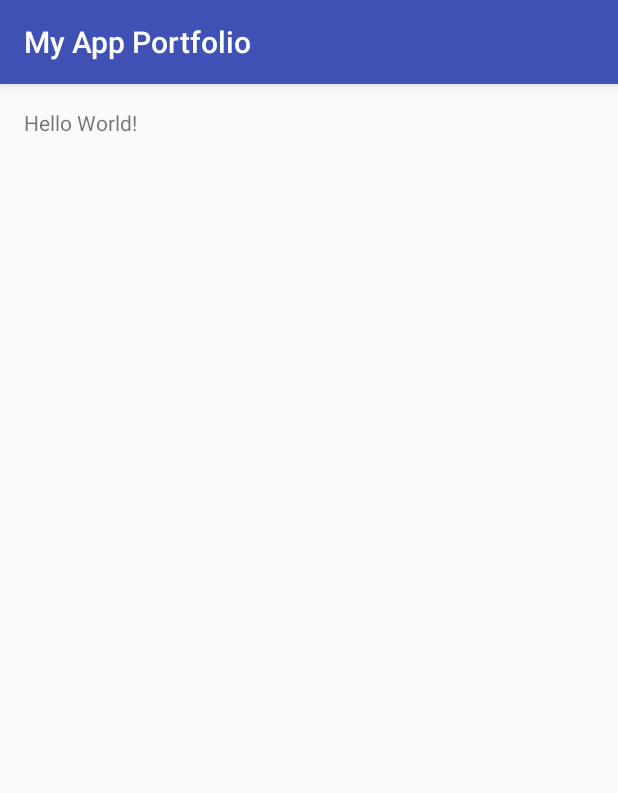
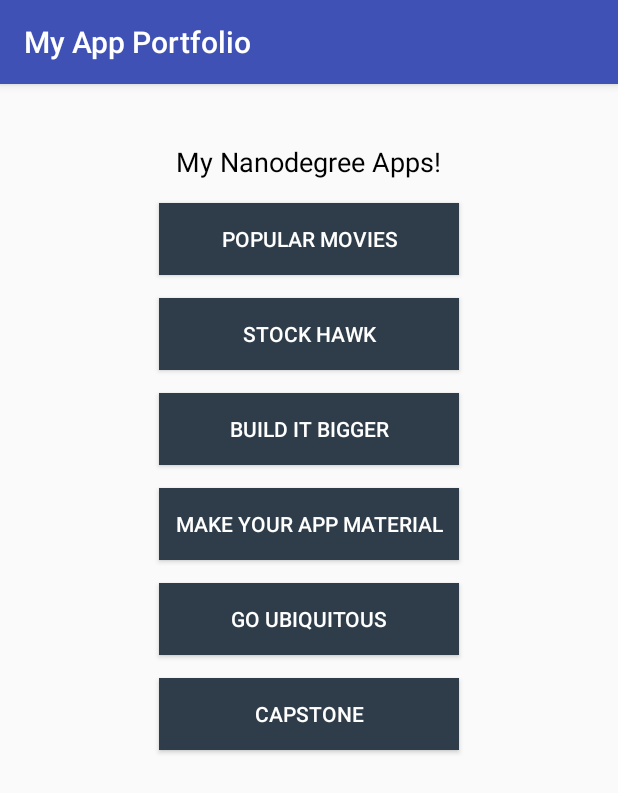
Before and after one commit to niniliwei/MyAppPortfolio, an Android app: the screen it shows after launch (MainActivity), on a phone screen of 412 x 824 dp. Shown: the top 793 px of the screen. Run offline under Robolectric (Android 15) with nearby library versions, the phone set to English and light mode, and no system bars.

Commit message:
add all the buttons

```diff
--- a/app/src/main/res/layout/activity_main.xml
+++ b/app/src/main/res/layout/activity_main.xml
@@ -10,7 +10,49 @@
     tools:context="com.niniliwei.myappportfolio.MainActivity">
 
     <TextView
+        android:id="@+id/textView"
         android:layout_width="wrap_content"
         android:layout_height="wrap_content"
-        android:text="Hello World!" />
+        android:layout_marginTop="23dp"
+        android:text="My Nanodegree Apps!"
+        android:textColor="@android:color/black"
+        android:textSize="18sp"
+        android:layout_alignParentTop="true"
+        android:layout_centerHorizontal="true" />
+
+    <Button
+        android:id="@+id/button_popular_movies"
+        style="@style/button_sytle"
+        android:layout_below="@+id/textView"
+        android:text="Popular Movies" />
+
+    <Button
+        android:id="@+id/button_stock_hawk"
+        style="@style/button_sytle"
+        android:layout_below="@+id/button_popular_movies"
+        android:text="Stock Hawk" />
+
+    <Button
+        android:id="@+id/button_build_it_bigger"
+        style="@style/button_sytle"
+        android:layout_below="@+id/button_stock_hawk"
+        android:text="Build It Bigger" />
+
+    <Button
+        android:id="@+id/button_make_your_app_material"
+        style="@style/button_sytle"
+        android:layout_below="@+id/button_build_it_bigger"
+        android:text="Make Your App Material" />
+
+    <Button
+        android:id="@+id/button_go_ubiquitous"
+        style="@style/button_sytle"
+        android:layout_below="@+id/button_make_your_app_material"
+        android:text="Go Ubiquitous" />
+
+    <Button
+        android:id="@+id/button_capstone"
+        style="@style/button_sytle"
+        android:layout_below="@+id/button_go_ubiquitous"
+        android:text="Capstone" />
 </RelativeLayout>
--- a/app/src/main/res/values/styles.xml
+++ b/app/src/main/res/values/styles.xml
@@ -8,4 +8,12 @@
         <item name="colorAccent">@color/colorAccent</item>
     </style>
 
+    <style name="button_sytle">
+        <item name="android:layout_width">200dp</item>
+        <item name="android:layout_height">wrap_content</item>
+        <item name="android:layout_marginTop">15dp</item>
+        <item name="android:background">#2e3d49</item>
+        <item name="android:textColor">@android:color/white</item>
+        <item name="android:layout_centerHorizontal">true</item>
+    </style>
 </resources>
```
